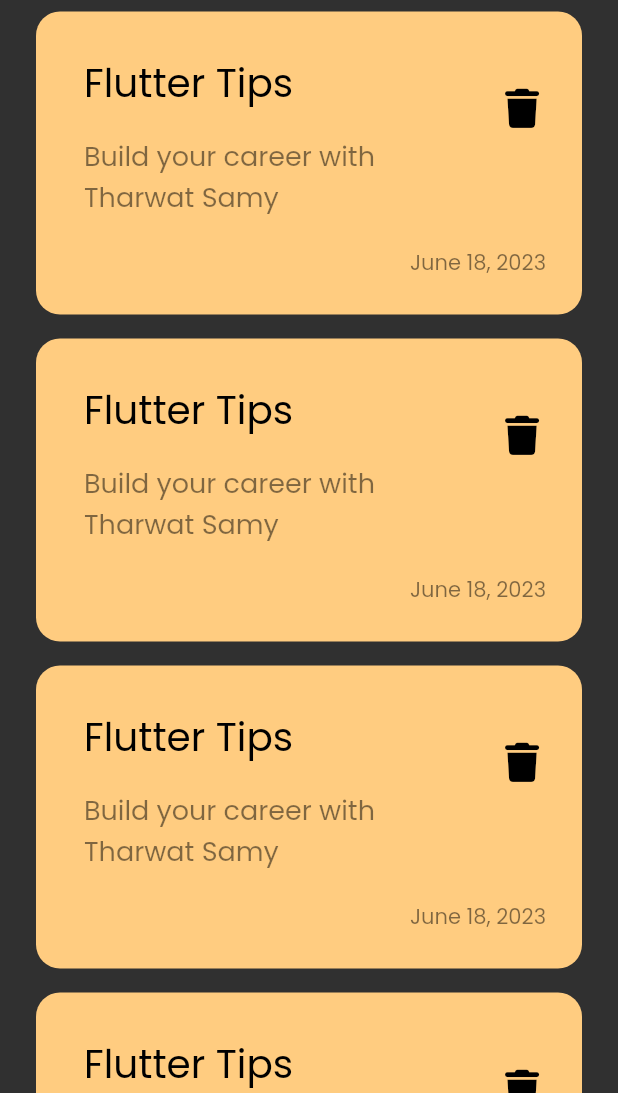
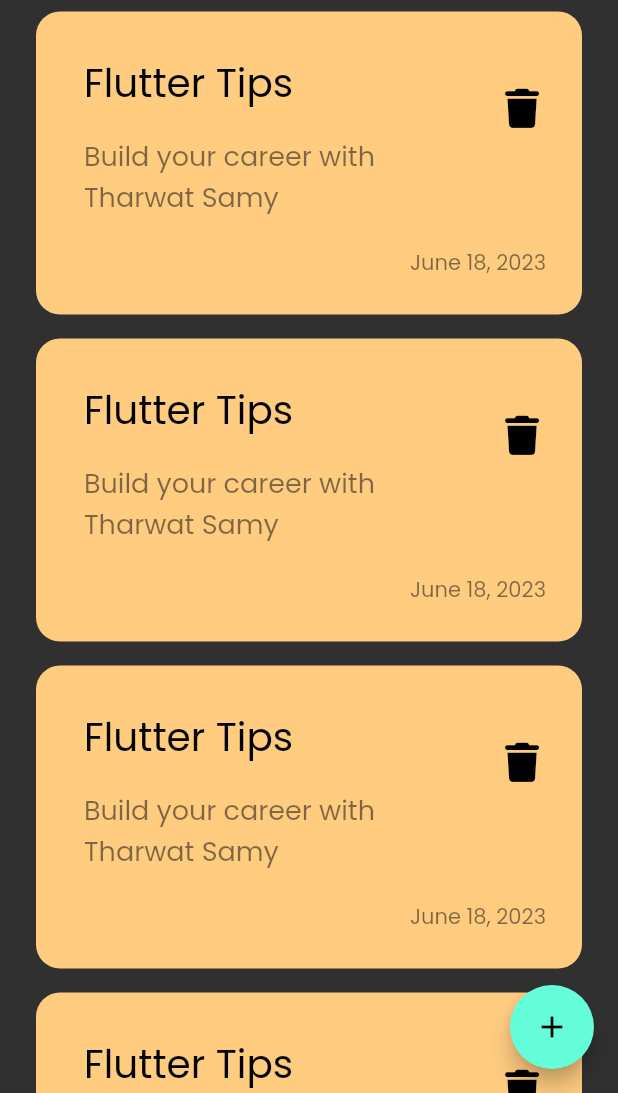
Before and after one commit to MustafaFawzy229/notes_app, a Flutter app: the screen it shows after launch, on a phone screen of 412 x 824 dp, the part 143-1236 px from its top. Run offline on Flutter 3.47's test engine with Material 2 defaults, Android fonts, the phone set to English and light mode, and no system bars; our stand-ins replace font_awesome_flutter.

Commit message:
floating action button create

```diff
--- a/lib/views/notes_view.dart
+++ b/lib/views/notes_view.dart
@@ -1,5 +1,4 @@
 import 'package:flutter/material.dart';
-
 import 'notes_view_body.dart';
 
 class NotesView extends StatelessWidget {
@@ -7,8 +6,12 @@ class NotesView extends StatelessWidget {
 
   @override
   Widget build(BuildContext context) {
-    return const Scaffold(
-      body: NotesViewBody(),
+    return Scaffold(
+      body: const NotesViewBody(),
+      floatingActionButton: FloatingActionButton(
+        onPressed: () {},
+        child: const Icon(Icons.add),
+      ),
     );
   }
 }
```
